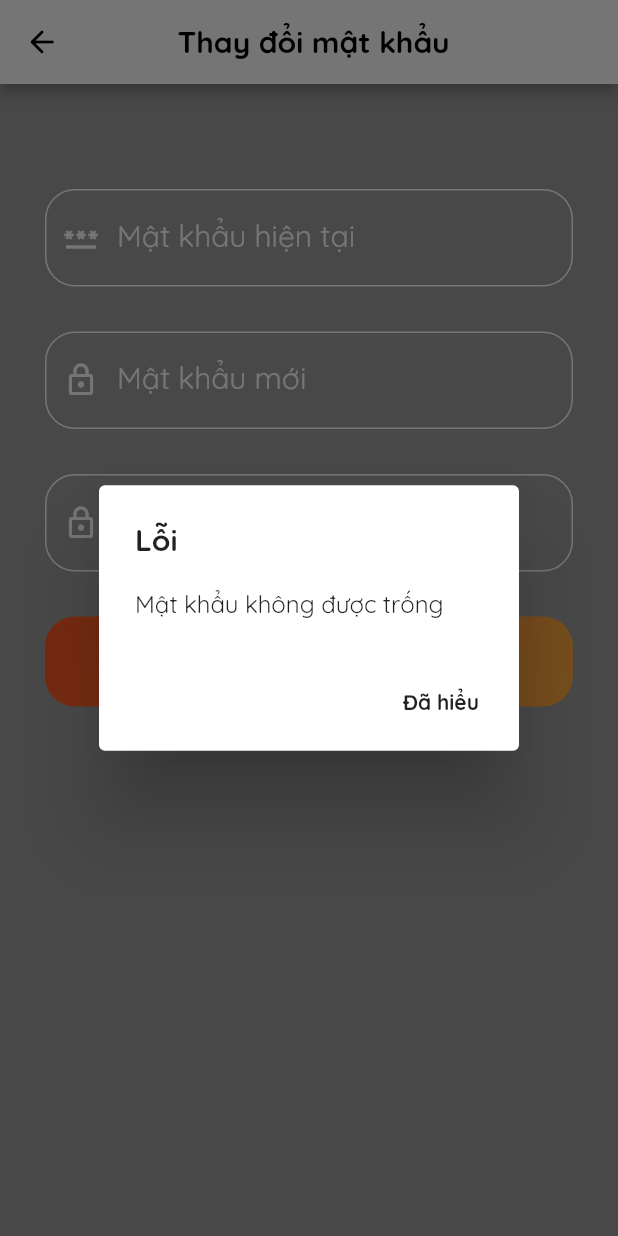
After one commit to hlongpt1999/luan_van, a Flutter app: the ChangePasswordScreen screen opened directly, after a tap on "Lưu", on a phone screen of 412 x 824 dp. The commit adds this screen. Run offline on Flutter 3.47's test engine with Material 2 defaults, Android fonts, the phone set to English and light mode, and no system bars; our stand-ins replace charts_flutter, cloud_firestore, firebase_auth, firebase_core, firebase_database, firebase_messaging and 13 more; missing offline and left inert: android_alarm_manager, cron; accounts and stored records are empty; statements that could not run were skipped.

Commit message:
[Update] Comlete update password and change app name, icon app

```diff
--- a/lib/Screens/home/components/MediterranesnDietView.dart
+++ b/lib/Screens/home/components/MediterranesnDietView.dart
@@ -220,7 +220,7 @@ class MediterranesnDietView extends StatelessWidget {
                                 border: new Border.all(
                                     width: 4,
                                     color: (bmiIndex<15 || bmiIndex>30) ? Colors.red
-                                        : (bmiIndex<20 || bmiIndex >25) ? Colors.yellowAccent : Colors.green,
+                                        : (bmiIndex<20 || bmiIndex >25) ? Colors.orange : Colors.green[900],
                                     // color: AppTheme.nearlyDarkBlue
                                     //     .withOpacity(0.2)
                                 ),
@@ -237,7 +237,7 @@ class MediterranesnDietView extends StatelessWidget {
                                       fontSize: 24,
                                       letterSpacing: 0.0,
                                       color: (bmiIndex<15 || bmiIndex>30) ? Colors.red
-                                          : (bmiIndex<20 || bmiIndex >25) ? Colors.yellowAccent : Colors.green,
+                                          : (bmiIndex<20 || bmiIndex >25) ? Colors.orange : Colors.green[900],
                                       // color: AppTheme.nearlyDarkBlue,
                                     ),
                                   ),
@@ -249,7 +249,7 @@ class MediterranesnDietView extends StatelessWidget {
                                       fontSize: 12,
                                       letterSpacing: 0.0,
                                       color: (bmiIndex<15 || bmiIndex>30) ? Colors.red
-                                          : (bmiIndex<20 || bmiIndex >25) ? Colors.yellowAccent : Colors.green,
+                                          : (bmiIndex<20 || bmiIndex >25) ? Colors.orange : Colors.green[900],
                                       // color: AppTheme.grey.withOpacity(0.5),
                                     ),
                                   ),
--- a/lib/Screens/home/components/MyDrawer.dart
+++ b/lib/Screens/home/components/MyDrawer.dart
@@ -8,6 +8,7 @@ import 'package:luan_van/components/progressLoading.dart';
 import 'package:luan_van/model/User.dart';
 import 'package:luan_van/screens/bmi/BMIScreen.dart';
 import 'package:luan_van/screens/login/LoginScreen.dart';
+import 'package:luan_van/screens/setting/ChangePasswordScreen.dart';
 import 'package:luan_van/screens/setting/DatGioScreen.dart';
 import 'package:shared_preferences/shared_preferences.dart';
 
@@ -119,7 +120,7 @@ class MyDrawerState extends State<MyDrawer>{
             SizedBox(height: 10,),
             GestureDetector(
                 onTap: (){
-                  Navigator.of(context).push(MaterialPageRoute(builder: (context) => BMIScreen()));
+                  Navigator.of(context).push(MaterialPageRoute(builder: (context) => ChangePasswordScreen()));
                 },
                 child: DrawerItem("Thay đổi mật khẩu", Icons.password)),
 
--- /dev/null
+++ b/lib/Screens/setting/ChangePasswordScreen.dart
@@ -0,0 +1,215 @@
+import 'package:cloud_firestore/cloud_firestore.dart';
+import 'package:firebase_auth/firebase_auth.dart';
+import 'package:flutter/cupertino.dart';
+import 'package:flutter/material.dart';
+import 'package:google_fonts/google_fonts.dart';
+import 'package:luan_van/components/Constants.dart';
+import 'package:luan_van/components/progressLoading.dart';
+import 'package:luan_van/resources/button_circle_max.dart';
+import 'package:toast/toast.dart';
+
+class ChangePasswordScreen extends StatefulWidget{
+  @override
+  State<StatefulWidget> createState() => ChangePasswordScreenSate();
+}
+
+class ChangePasswordScreenSate extends State<ChangePasswordScreen>{
+
+  TextEditingController _controller = TextEditingController();
+  TextEditingController _passController =TextEditingController();
+  TextEditingController _confirmController = TextEditingController();
+
+  void onChangePassClick(){
+    ProgressLoading().showLoading(context);
+    String message = "";
+    print(CurrentUser.currentUser.password);
+    if(_controller.text == "" || _passController.text == "" || _confirmController.text == "")
+      message = "Mật khẩu không được trống";
+    else
+    if(_controller.text == CurrentUser.currentUser.password){
+      if(_passController.text == _confirmController.text){
+        if(_controller.text != _passController.text){
+          changePass(_passController.text);
+        } else message = "Mật khẩu trùng với mật khẩu cũ";
+      } else message = "Mật khẩu nhập lại không khớp";
+    } else message = "Mật khẩu hiện tại không đúng";
+
+    if(message != ""){
+      ProgressLoading().hideLoading(context);
+      showDialog(
+        context: context,
+        builder: (_context)=> AlertDialog(
+          title: Text("Lỗi", style: GoogleFonts.quicksand(
+            fontWeight: FontWeight.bold,
+          ),),
+          content: Text(message, style: GoogleFonts.quicksand(),),
+          actions: <Widget>[
+            FlatButton(
+              onPressed: () {
+                Navigator.of(context).pop();
+              },
+              child: Text("Đã hiểu", style: GoogleFonts.quicksand(fontWeight: FontWeight.bold),),
+            ),
+          ],
+        ),
+      );
+    }
+  }
+
+  Future<void> changePass(String pass) async {
+    final firebaseAuth = FirebaseAuth.instance;
+    print("id: "+ firebaseAuth.currentUser.uid);
+    await firebaseAuth.currentUser.updatePassword(pass).then((_){
+        Toast.show("Đổi mật khẩu thành công", context);
+        CurrentUser.currentUser.password = pass;
+        updatePass(pass);
+      }).catchError((error){
+        Toast.show("Không thể đổi mật khẩu vì đã xảy ra lỗi", context);
+      }).whenComplete((){
+      ProgressLoading().hideLoading(context);
+    });
+  }
+
+  Future updatePass(String pass) async {
+    await FirebaseFirestore.instance.collection(Const.CSDL_USERS).doc(CurrentUser.currentUser.id).update(
+        {'password': pass}
+    ).whenComplete(() => Navigator.of(context).pop());
+  }
+
+  @override
+  Widget build(BuildContext context) {
+    return Scaffold(
+      resizeToAvoidBottomInset: false,
+      appBar: AppBar(
+        leading: IconButton(
+            onPressed: (){
+              Navigator.of(context).pop();
+            },
+            icon: Icon(Icons.arrow_back_rounded, color: Colors.black,)),
+        backgroundColor: Colors.white,
+        title: Center(child: Text("Thay đổi mật khẩu", style: GoogleFonts.quicksand(color: Colors.black, fontWeight: FontWeight.bold),)),
+        actions: [
+          SizedBox(width: 50,),
+        ],
+      ),
+      body: Container(
+        height: MediaQuery.of(context).size.height,
+        padding: EdgeInsets.all(20),
+        color: MyColor.colorBackgroundTab,
+        child: SingleChildScrollView(
+          child: Column(
+            mainAxisAlignment: MainAxisAlignment.center,
+            children: <Widget>[
+              Container(
+                  margin: new EdgeInsets.symmetric(horizontal: 10.0),
+                  child: new Column(
+                    mainAxisAlignment: MainAxisAlignment.spaceAround,
+                    children: <Widget>[
+                      SizedBox(height: 50,),
+                      //Khung user name
+                      TextFormField(
+                        controller: _controller,
+                        obscureText: true,
+                        decoration: InputDecoration(
+                          hintText: "Mật khẩu hiện tại",
+                          labelText: "Mật khẩu hiện tại",
+                          hintStyle: GoogleFonts.quicksand(),
+                          labelStyle: GoogleFonts.quicksand(color: Colors.white),
+                          enabledBorder: OutlineInputBorder(
+                              borderSide: BorderSide(
+                                color: Colors.white,
+                              ),
+                              borderRadius: const BorderRadius.all(Radius.circular(20))
+                          ),
+                          focusedBorder: OutlineInputBorder(
+                              borderSide: BorderSide(
+                                color: Colors.white,
+                              ),
+                              borderRadius: const BorderRadius.all(Radius.circular(20))
+                          ),
+                          prefixIcon: Icon(
+                            Icons.password,
+                            color: Colors.white,),
+                        ),
+                        style: GoogleFonts.quicksand(fontSize: 20, color: Colors.white,),
+                      ),
+
+                      //Space between 2 TextForm.
+                      SizedBox(height: 30,),
+
+                      //Khung password
+                      TextFormField(
+                        controller: _passController,
+                        obscureText: true,
+                        decoration: InputDecoration(
+                          hintText: "Mật khẩu mới",
+                          labelText: "Mật khẩu mới",
+                          labelStyle: GoogleFonts.quicksand(color: Colors.white),
+                          hintStyle: GoogleFonts.quicksand(),
+                          enabledBorder: OutlineInputBorder(
+                              borderSide: BorderSide(
+                                color: Colors.white,
+                              ),
+                              borderRadius: const BorderRadius.all(Radius.circular(20))
+                          ),
+                          focusedBorder: OutlineInputBorder(
+                              borderSide: BorderSide(
+                                color: Colors.white,
+                              ),
+                              borderRadius: const BorderRadius.all(Radius.circular(20))
+                          ),
+                          prefixIcon: Icon(
+                              Icons.lock_outline,
+                              color: Colors.white),
+                        ),
+                        style: GoogleFonts.quicksand(fontSize: 20, color: Colors.white,),
+                      ),
+
+                      SizedBox(height: 30,),
+
+                      //Khung password
+                      TextFormField(
+                        controller: _confirmController,
+                        obscureText: true,
+                        decoration: InputDecoration(
+                          hintText: "Nhập lại mật khẩu mới",
+                          labelText: "Nhập lại mật khẩu mới",
+                          labelStyle: GoogleFonts.quicksand(color: Colors.white),
+                          hintStyle: GoogleFonts.quicksand(),
+                          enabledBorder: OutlineInputBorder(
+                              borderSide: BorderSide(
+                                color: Colors.white,
+                              ),
+                              borderRadius: const BorderRadius.all(Radius.circular(20))
+                          ),
+                          focusedBorder: OutlineInputBorder(
+                              borderSide: BorderSide(
+                                color: Colors.white,
+                              ),
+                              borderRadius: const BorderRadius.all(Radius.circular(20))
+                          ),
+                          prefixIcon: Icon(
+                              Icons.lock_outline,
+                              color: Colors.white),
+                        ),
+                        style: GoogleFonts.quicksand(fontSize: 20, color: Colors.white,),
+                      ),
+                    ],
+                  )
+              ),
+
+              //Space between 2 TextForm.
+              SizedBox(height: 30,),
+
+              // Press Sign In
+              InkWell(
+                onTap: onChangePassClick,
+                child: buttonCircleMax(context, "Lưu", color1: Colors.deepOrange, color2: Colors.orangeAccent),
+              ),
+            ],
+          ),
+        ),
+      ),
+    );
+  }
+}
--- a/lib/main.dart
+++ b/lib/main.dart
@@ -175,6 +175,7 @@ class SplashScreenState extends State<SplashScreen>{
           CurrentUser.currentUser.name = data['name'];
           CurrentUser.currentUser.email = data['email'];
           CurrentUser.currentUser.avatar = data['avatar'];
+          CurrentUser.currentUser.password = data['password'] ?? "";
           CurrentUser.currentUser.id = data['id'];
           CurrentUser.currentUser.role = data['role'];
           CurrentUser.currentUser.bmi = data['bmi'] ?? 0.0;
```
Also changed, not shown: lib/model/User.dart (+14 -14 lines), 6 other files.
